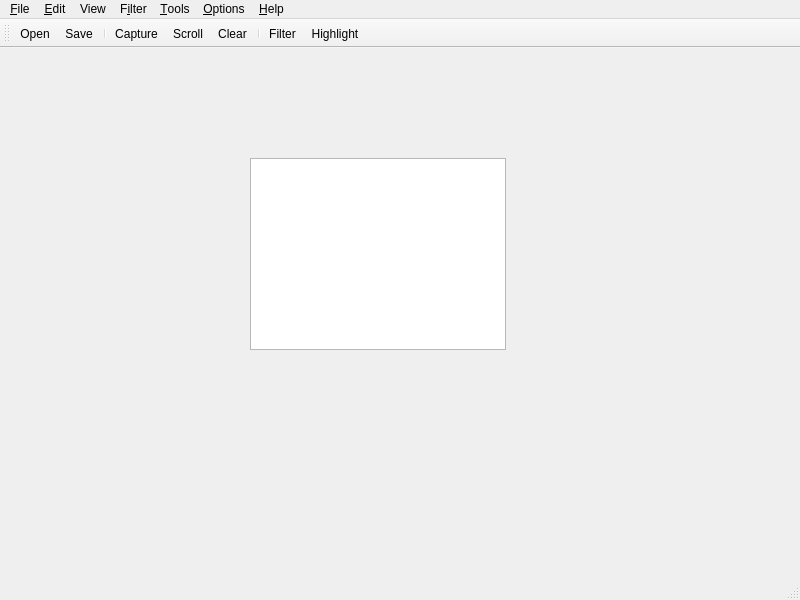
Old version of the form src/qtgui/monitorwindow.ui in the repository yarolig/Proqmon.
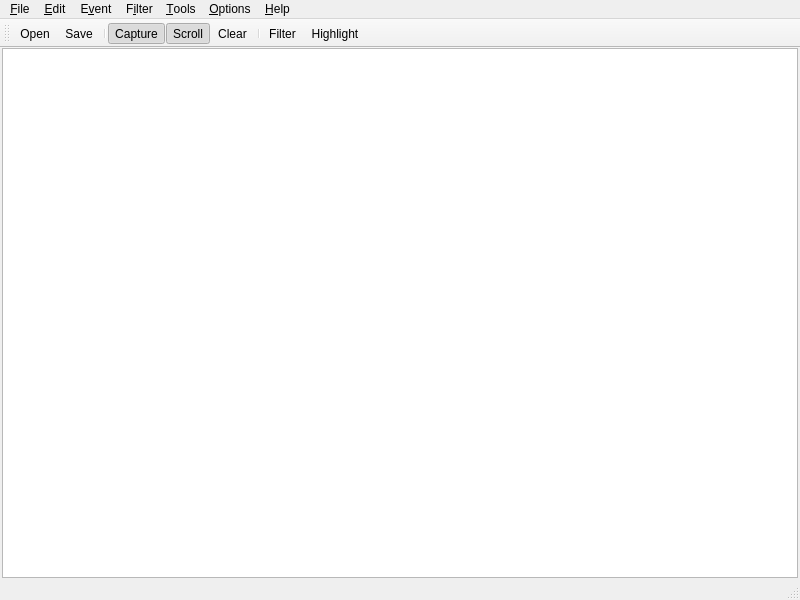
New version of the form. Icons and pictures are not drawn.

What changed in the file:
```diff
--- a/src/qtgui/monitorwindow.ui
+++ b/src/qtgui/monitorwindow.ui
@@ -14,16 +14,26 @@
    <string>MainWindow</string>
   </property>
   <widget class="QWidget" name="centralwidget">
-   <widget class="QTableView" name="tableView">
-    <property name="geometry">
-     <rect>
-      <x>250</x>
-      <y>110</y>
-      <width>256</width>
-      <height>192</height>
-     </rect>
+   <layout class="QHBoxLayout" name="horizontalLayout">
+    <property name="spacing">
+     <number>0</number>
     </property>
-   </widget>
+    <property name="leftMargin">
+     <number>2</number>
+    </property>
+    <property name="topMargin">
+     <number>0</number>
+    </property>
+    <property name="rightMargin">
+     <number>2</number>
+    </property>
+    <property name="bottomMargin">
+     <number>0</number>
+    </property>
+    <item>
+     <widget class="QTableView" name="tableView"/>
+    </item>
+   </layout>
   </widget>
   <widget class="QMenuBar" name="menubar">
    <property name="geometry">
@@ -127,7 +137,7 @@
    </widget>
    <widget class="QMenu" name="menuView">
     <property name="title">
-     <string>View</string>
+     <string>E&amp;vent</string>
     </property>
     <addaction name="actionProperties"/>
     <addaction name="actionStack"/>
@@ -196,6 +206,9 @@
    <property name="checkable">
     <bool>true</bool>
    </property>
+   <property name="checked">
+    <bool>true</bool>
+   </property>
    <property name="text">
     <string>Capture events</string>
    </property>
@@ -256,6 +269,12 @@
    </property>
   </action>
   <action name="actionAutoScroll">
+   <property name="checkable">
+    <bool>true</bool>
+   </property>
+   <property name="checked">
+    <bool>true</bool>
+   </property>
    <property name="text">
     <string>&amp;Auto Scroll</string>
    </property>
```
Left out of the diff: 52 changed lines with no effect on the pictures.
